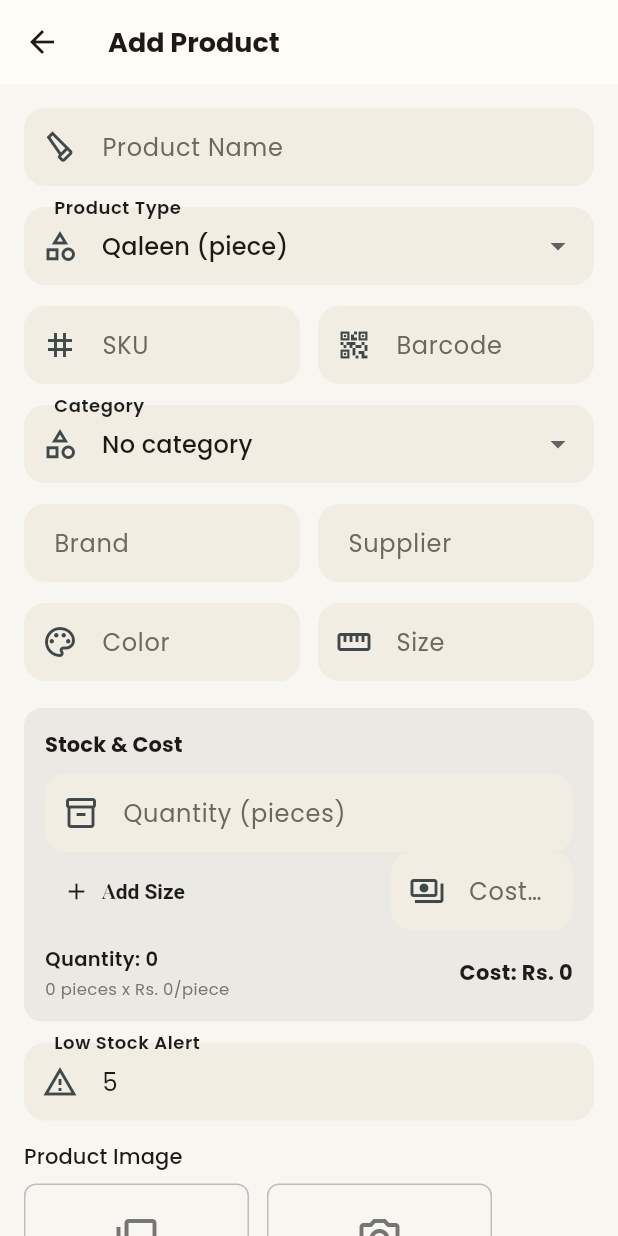
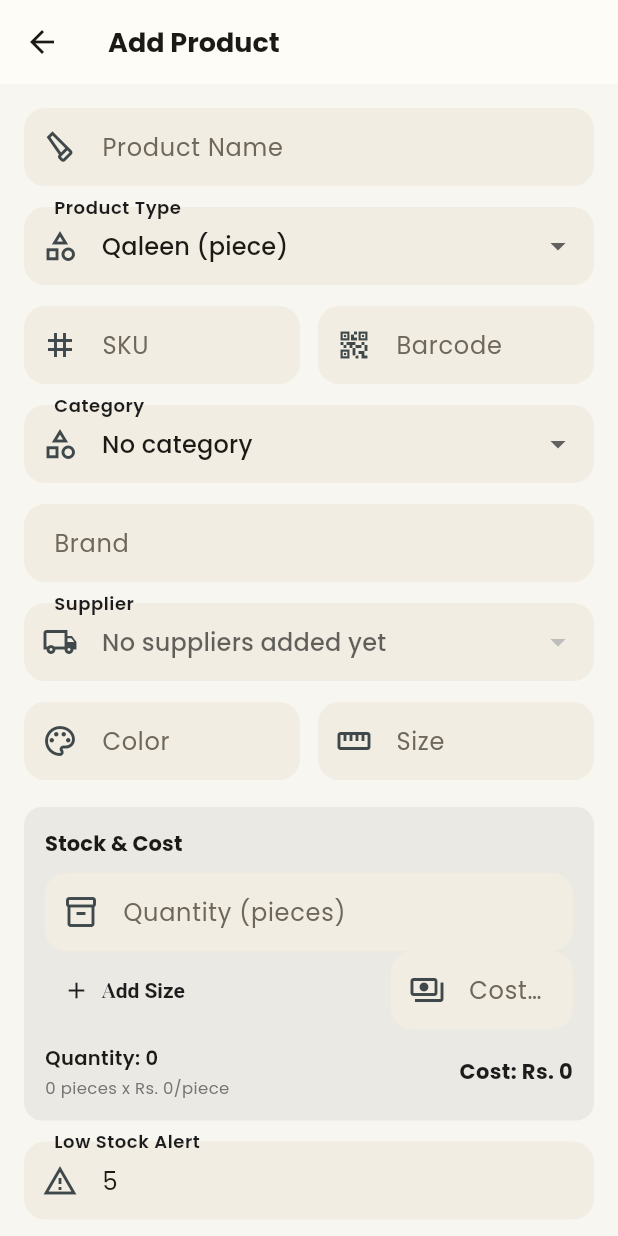
Before and after one commit to farmanullah22/MCQ_APP, a Flutter app: the ProductFormScreen screen opened directly, on a phone screen of 412 x 824 dp. Run offline on Flutter 3.47's test engine with Material 3 defaults, Android fonts, the phone set to English and light mode, and no system bars; our stand-ins replace dio, firebase_core, firebase_messaging, fl_chart, flutter_riverpod, google_fonts and 3 more; accounts and stored records are empty; network calls fail.

Commit message:
Product screen form upgrade here

```diff
--- a/mobile/lib/features/products/presentation/product_form_screen.dart
+++ b/mobile/lib/features/products/presentation/product_form_screen.dart
@@ -11,7 +11,9 @@ import '../../../core/utils/validators.dart';
 import '../../../core/widgets/status_views.dart';
 import '../../categories/providers/category_providers.dart';
 import '../../products/models/product.dart';
+import '../../suppliers/models/supplier.dart';
 import '../providers/product_providers.dart';
+import '../../../core/providers/repository_providers.dart';
 
 class ProductFormScreen extends ConsumerStatefulWidget {
   const ProductFormScreen({super.key, this.product});
@@ -52,6 +54,8 @@ class _ProductFormScreenState extends ConsumerState<ProductFormScreen> {
   bool _isEdit = false;
   Uint8List? _imageBytes;
   String? _existingImageUrl;
+  List<Supplier> _suppliers = [];
+  String? _supplierName;
 
   @override
   void initState() {
@@ -91,6 +95,24 @@ class _ProductFormScreenState extends ConsumerState<ProductFormScreen> {
         _existingImageUrl = img;
       }
     }
+
+    _loadSuppliers();
+  }
+
+  Future<void> _loadSuppliers() async {
+    try {
+      final page = await ref.read(supplierRepositoryProvider).getSuppliers(limit: 200);
+      if (!mounted) return;
+      final suppliers = page.suppliers;
+      setState(() {
+        _suppliers = suppliers;
+        final existing = widget.product?.supplier ?? '';
+        if (existing.isNotEmpty) {
+          final matches = suppliers.where((sp) => sp.name == existing).toList();
+          _supplierName = matches.isNotEmpty ? matches.first.name : existing;
+        }
+      });
+    } catch (_) {}
   }
 
   @override
@@ -231,7 +253,7 @@ class _ProductFormScreenState extends ConsumerState<ProductFormScreen> {
       'barcode': _barcode.text.trim(),
       'category': _categoryId,
       'brand': _brand.text.trim(),
-      'supplier': _supplier.text.trim(),
+      'supplier': _supplierName ?? _supplier.text.trim(),
       'color': _color.text.trim(),
       'size': _size.text.trim(),
       'productType': _productType,
@@ -340,22 +362,23 @@ class _ProductFormScreenState extends ConsumerState<ProductFormScreen> {
                 onChanged: (v) => setState(() => _categoryId = v),
               ),
               const SizedBox(height: 14),
-              Row(
-                children: [
-                  Expanded(
-                    child: TextFormField(
-                      controller: _brand,
-                      decoration: const InputDecoration(labelText: 'Brand'),
-                    ),
-                  ),
-                  const SizedBox(width: 12),
-                  Expanded(
-                    child: TextFormField(
-                      controller: _supplier,
-                      decoration: const InputDecoration(labelText: 'Supplier'),
-                    ),
-                  ),
-                ],
+              TextFormField(
+                controller: _brand,
+                decoration: const InputDecoration(labelText: 'Brand'),
+              ),
+              const SizedBox(height: 14),
+              DropdownButtonFormField<String>(
+                initialValue: _supplierName,
+                isExpanded: true,
+                decoration: const InputDecoration(labelText: 'Supplier', prefixIcon: Icon(Icons.local_shipping_outlined)),
+                hint: _suppliers.isEmpty ? const Text('No suppliers added yet') : const Text('Select a supplier'),
+                items: _suppliers
+                    .map((s) => DropdownMenuItem(value: s.name, child: Text(s.name, overflow: TextOverflow.ellipsis)))
+                    .toList(),
+                onChanged: (v) => setState(() {
+                  _supplierName = v;
+                  _supplier.text = v ?? '';
+                }),
               ),
               const SizedBox(height: 14),
               Row(
```
